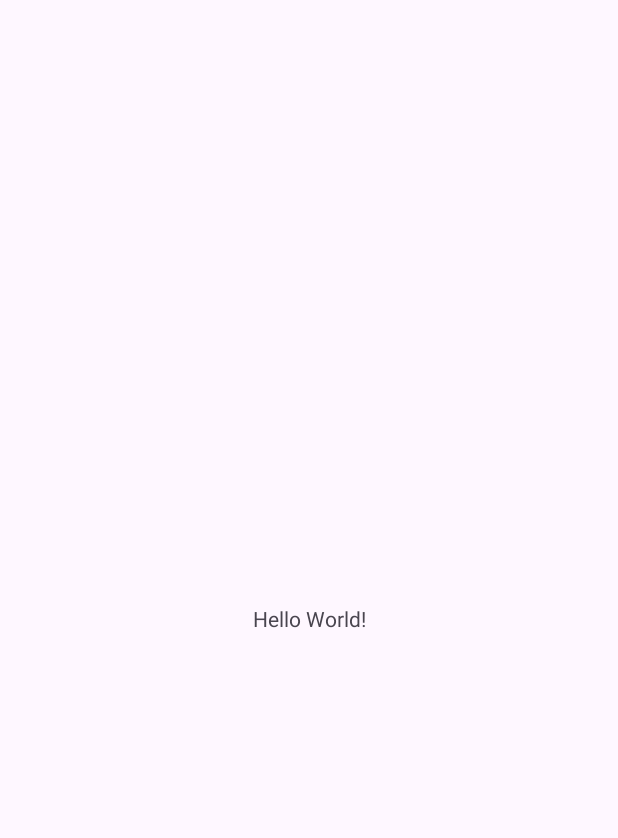
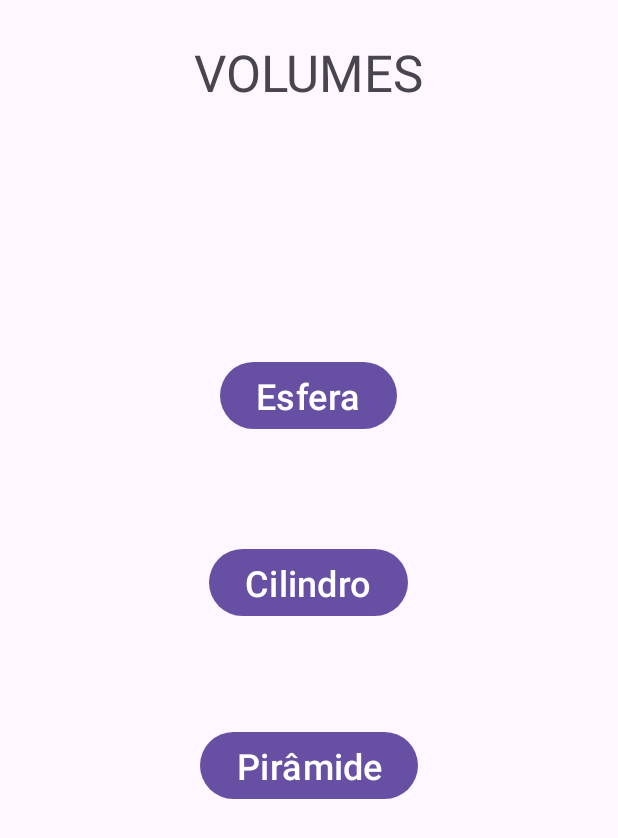
Before and after one commit to ifpb-santaluzia/volumes, an Android app: the screen it shows after launch (MainActivity), on a phone screen of 412 x 824 dp. Before the commit the part shown is almost empty. Shown: the top 838 px of the screen. Run offline under Robolectric (Android 15) with nearby library versions, the phone set to English and light mode, and no system bars.

Commit message:
Adicionados os elementos na tela da activity main

```diff
--- a/app/src/main/res/layout/activity_main.xml
+++ b/app/src/main/res/layout/activity_main.xml
@@ -7,13 +7,50 @@
     android:layout_height="match_parent"
     tools:context=".MainActivity">
 
-    <TextView
+    <Button
+        android:id="@+id/button"
         android:layout_width="wrap_content"
         android:layout_height="wrap_content"
-        android:text="Hello World!"
+        android:layout_marginBottom="72dp"
+        android:text="Esfera"
+        android:textSize="24sp"
+        app:layout_constraintBottom_toTopOf="@+id/button2"
+        app:layout_constraintEnd_toEndOf="parent"
+        app:layout_constraintHorizontal_bias="0.498"
+        app:layout_constraintStart_toStartOf="parent" />
+
+    <Button
+        android:id="@+id/button2"
+        android:layout_width="wrap_content"
+        android:layout_height="wrap_content"
+        android:layout_marginBottom="69dp"
+        android:text="Cilindro"
+        android:textSize="24sp"
+        app:layout_constraintBottom_toTopOf="@+id/button3"
+        app:layout_constraintEnd_toEndOf="parent"
+        app:layout_constraintHorizontal_bias="0.498"
+        app:layout_constraintStart_toStartOf="parent" />
+
+    <Button
+        android:id="@+id/button3"
+        android:layout_width="wrap_content"
+        android:layout_height="wrap_content"
+        android:layout_marginBottom="287dp"
+        android:text="Pirâmide"
+        android:textSize="24sp"
         app:layout_constraintBottom_toBottomOf="parent"
+        app:layout_constraintEnd_toEndOf="parent"
+        app:layout_constraintHorizontal_bias="0.501"
+        app:layout_constraintStart_toStartOf="parent" />
+
+    <TextView
+        android:id="@+id/textView"
+        android:layout_width="wrap_content"
+        android:layout_height="wrap_content"
+        android:layout_marginTop="25dp"
+        android:text="VOLUMES"
+        android:textSize="34sp"
         app:layout_constraintEnd_toEndOf="parent"
         app:layout_constraintStart_toStartOf="parent"
         app:layout_constraintTop_toTopOf="parent" />
-
 </androidx.constraintlayout.widget.ConstraintLayout>
```
